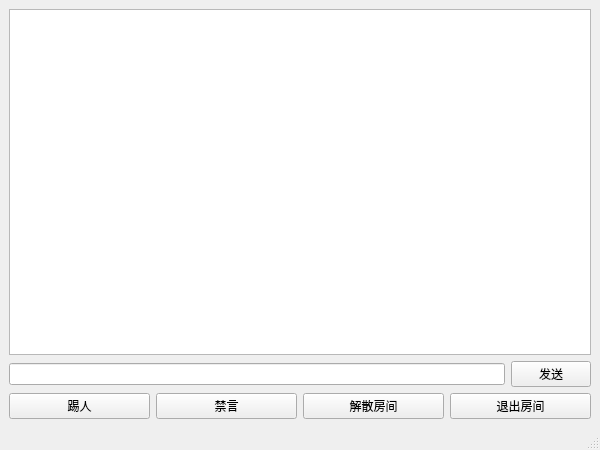
The window that ChatClient/chatwindow.ui (Joshuji23/ChatRoom) describes before a commit, drawn with Qt 5.
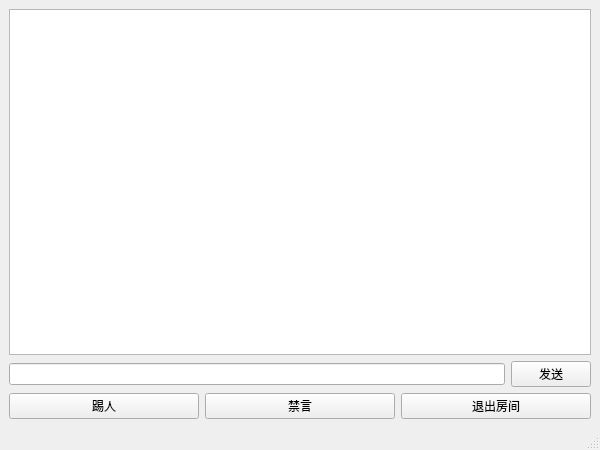
The same window after the commit.

```diff
--- a/ChatClient/chatwindow.ui
+++ b/ChatClient/chatwindow.ui
@@ -52,13 +52,7 @@
         </property>
        </widget>
       </item>
-      <item>
-       <widget class="QPushButton" name="dismissButton">
-        <property name="text">
-         <string>解散房间</string>
-        </property>
-       </widget>
-      </item>
+
       <item>
        <widget class="QPushButton" name="leaveButton">
         <property name="text">
```
